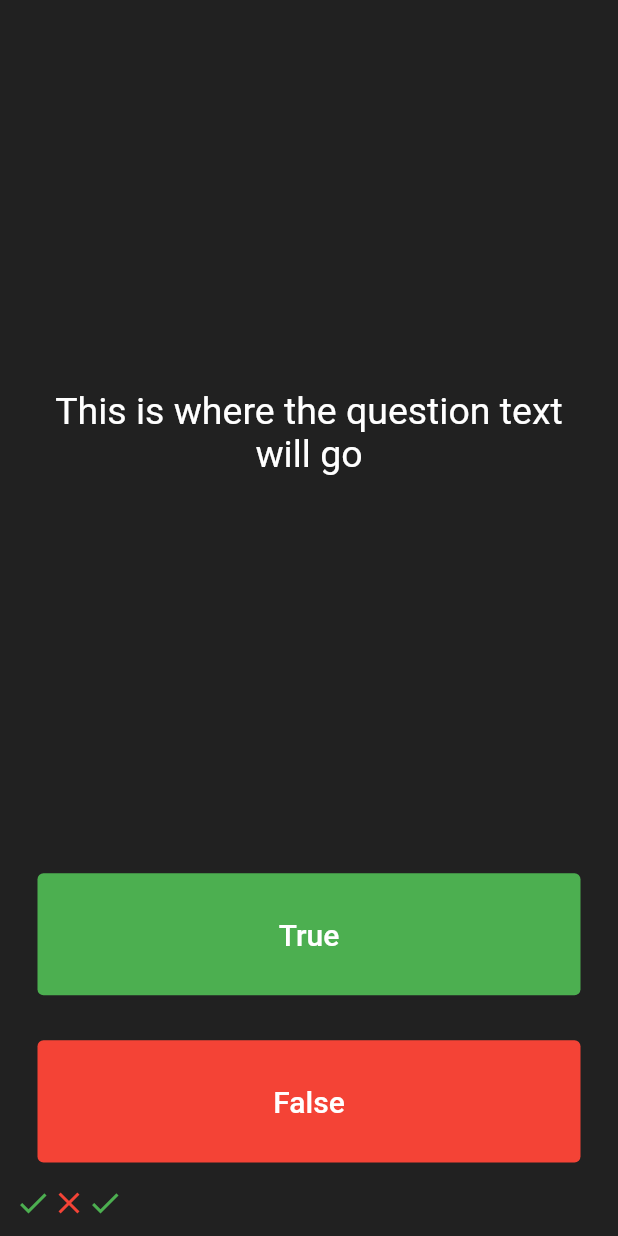
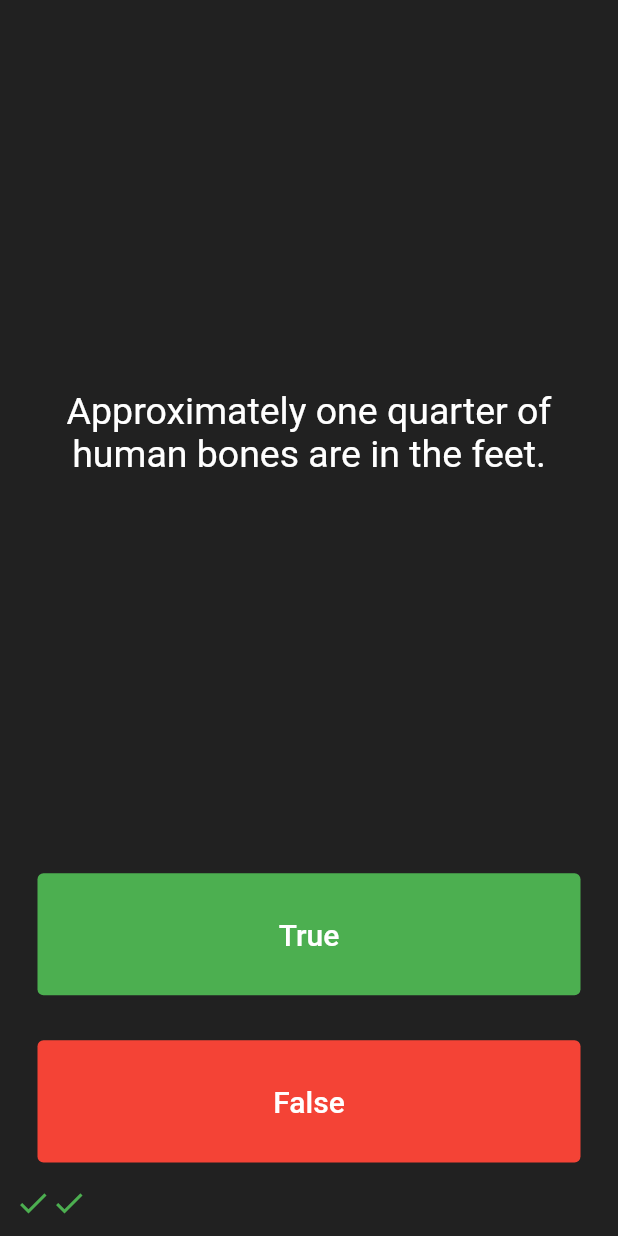
Before and after one commit to Stalin0305/Quizler, a Flutter app: the screen it shows after launch, after a tap on "True", after a tap on "False", on a phone screen of 412 x 824 dp. Run offline on Flutter 3.47's test engine with Material 2 defaults, Android fonts, the phone set to English and light mode, and no system bars; our stand-ins replace rflutter_alert.

Commit message:
final design with basic functionalities

```diff
--- a/lib/main.dart
+++ b/lib/main.dart
@@ -1,4 +1,8 @@
 import 'package:flutter/material.dart';
+import 'quizBrain.dart';
+import 'package:rflutter_alert/rflutter_alert.dart';
+
+QuizBrain quizBrain = QuizBrain();
 
 void main() {
   runApp(QuizllerApp());
@@ -27,16 +31,55 @@ class QuizBox extends StatefulWidget {
 }
 
 class _QuizBoxState extends State<QuizBox> {
-  List<Icon> scoreKeeper = [
-    Icon(
+  // List<String> questions = [
+  //   'You can lead a cow downstairs, but not upstairs',
+  //   'Approximately one quarter of the human bones are in the feet',
+  //   'A slug\'s blood is green',
+  // ];
+  //
+  // List<bool> answers = [false, true, true];
+
+  //List of questions before writing it in quizBrain.dart file
+
+  // List<Question> questionAns = [
+  //   Question(q: 'You can lead a cow downstairs, but not upstairs', a: false),
+  //   Question(
+  //       q: 'Approximately one quarter of the human bones are in the feet',
+  //       a: true),
+  //   Question(q: 'A slug\'s blood is green', a: true)
+  // ];
+
+  void checkAnswer(bool userPickedAnswer) {
+    bool correctAns = quizBrain.getQuestionAnswer();
+
+    if (quizBrain.isFinished()) {
+      Alert(
+          context: context,
+          title: 'Finished',
+          desc: 'You have reached the end of the flutter application');
+      quizBrain.reset();
+      scoreKeeper.clear();
+    } else {
+      if (correctAns == userPickedAnswer) {
+        scoreKeeper.add(Icon(
           Icons.check,
           color: Colors.green,
-    ),
+        ));
+      } else {
+        scoreKeeper.add(
           Icon(
             Icons.close,
             color: Colors.red,
           ),
-  ];
+        );
+      }
+      setState(() {
+        quizBrain.nextQuestion();
+      });
+    }
+  }
+
+  List<Icon> scoreKeeper = [];
 
   @override
   Widget build(BuildContext context) {
@@ -50,7 +93,8 @@ class _QuizBoxState extends State<QuizBox> {
             padding: const EdgeInsets.all(15.0),
             child: Center(
               child: Text(
-                'This is where the question text will go',
+                // quizBrain.questionAns[qtrack].questionText,
+                quizBrain.getQuestionText(),
                 textAlign: TextAlign.center,
                 style: TextStyle(
                   color: Colors.white,
@@ -76,14 +120,9 @@ class _QuizBoxState extends State<QuizBox> {
                 backgroundColor: MaterialStateProperty.all<Color>(Colors.green),
               ),
               onPressed: () {
-                setState(() {
-                  scoreKeeper.add(
-                    Icon(
-                      Icons.check,
-                      color: Colors.green,
-                    ),
-                  );
-                });
+                // print(quizBrain.questionAns[0].questionText);
+                // bool correctAns = quizBrain.questionAns[qtrack].questionAnswer;
+                checkAnswer(true);
               },
             ),
           ),
@@ -103,7 +142,10 @@ class _QuizBoxState extends State<QuizBox> {
               style: ButtonStyle(
                 backgroundColor: MaterialStateProperty.all<Color>(Colors.red),
               ),
-              onPressed: () {},
+              onPressed: () {
+                // bool correctAns = quizBrain.questionAns[qtrack].questionAnswer;
+                checkAnswer(false);
+              },
             ),
           ),
         ),
--- /dev/null
+++ b/lib/question.dart
@@ -0,0 +1,8 @@
+class Question {
+  String questionText = '';
+  bool questionAnswer = true;
+  Question(String q, bool a) {
+    questionText = q;
+    questionAnswer = a;
+  }
+}
--- /dev/null
+++ b/lib/quizBrain.dart
@@ -0,0 +1,59 @@
+import 'question.dart';
+
+class QuizBrain {
+  int _questionNum = 0;
+  List<Question> _questionAns = [
+    Question('Some cats are actually allergic to humans', true),
+    Question('You can lead a cow down stairs but not up stairs.', false),
+    Question('Approximately one quarter of human bones are in the feet.', true),
+    Question('A slug\'s blood is green.', true),
+    Question('Buzz Aldrin\'s mother\'s maiden name was \"Moon\".', true),
+    Question('It is illegal to pee in the Ocean in Portugal.', true),
+    Question(
+        'No piece of square dry paper can be folded in half more than 7 times.',
+        false),
+    Question(
+        'In London, UK, if you happen to die in the House of Parliament, you are technically entitled to a state funeral, because the building is considered too sacred a place.',
+        true),
+    Question(
+        'The loudest sound produced by any animal is 188 decibels. That animal is the African Elephant.',
+        false),
+    Question(
+        'The total surface area of two human lungs is approximately 70 square metres.',
+        true),
+    Question('Google was originally called \"Backrub\".', true),
+    Question(
+        'Chocolate affects a dog\'s heart and nervous system; a few ounces are enough to kill a small dog.',
+        true),
+    Question(
+        'In West Virginia, USA, if you accidentally hit an animal with your car, you are free to take it home to eat.',
+        true),
+  ];
+
+  void nextQuestion() {
+    if (_questionNum < _questionAns.length - 1) {
+      _questionNum++;
+    }
+  }
+
+  String getQuestionText() {
+    return _questionAns[_questionNum].questionText;
+  }
+
+  bool getQuestionAnswer() {
+    return _questionAns[_questionNum].questionAnswer;
+  }
+
+  bool isFinished() {
+    if (_questionNum >= _questionAns.length - 1) {
+      print('End');
+      return true;
+    } else {
+      return false;
+    }
+  }
+
+  void reset() {
+    _questionNum = 0;
+  }
+}
--- a/pubspec.yaml
+++ b/pubspec.yaml
@@ -28,6 +28,7 @@ dependencies:
   # The following adds the Cupertino Icons font to your application.
   # Use with the CupertinoIcons class for iOS style icons.
   cupertino_icons: ^1.0.2
+  rflutter_alert: ^2.0.2
 
 dev_dependencies:
   flutter_test:
```
Also changed, not shown: pubspec.lock. Lines whose indentation alone changed are shown as unchanged.
